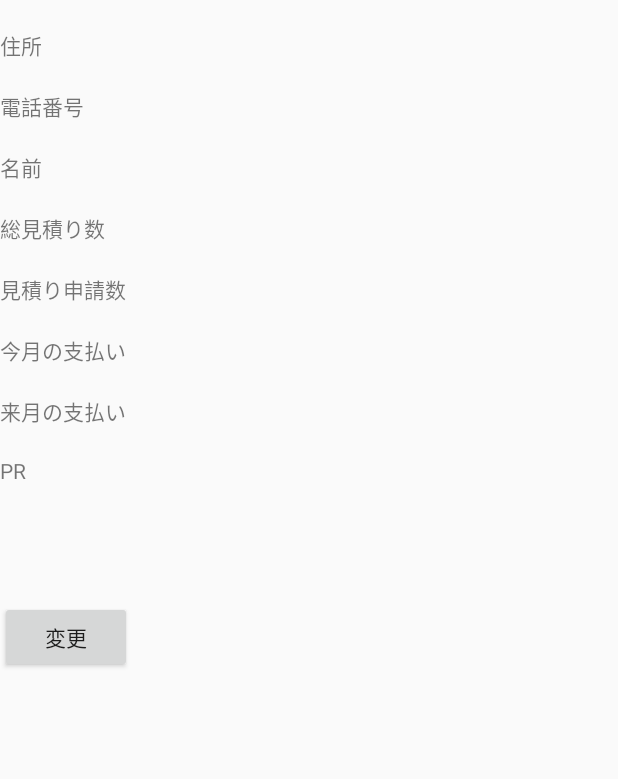
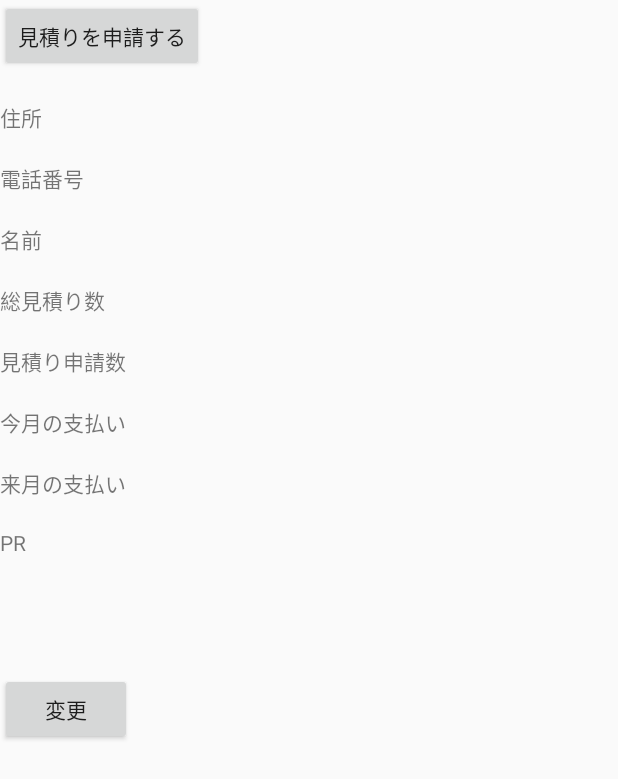
Before and after one commit to sonyanai/GoodHomes, an Android app: the layout fragment_businessaccount.xml on its own in the app's theme, with its tools: preview values and no code run, on a phone screen of 412 x 824 dp. Shown: the top 779 px of the screen. Run offline under Robolectric (Android 15) with nearby library versions, the phone set to English and light mode, and no system bars.

```diff
--- a/app/src/main/res/layout/fragment_businessaccount.xml
+++ b/app/src/main/res/layout/fragment_businessaccount.xml
@@ -12,6 +12,11 @@
             android:layout_width="wrap_content"
             android:layout_height="wrap_content"
             android:id="@+id/companyImageView"/>
+        <Button
+            android:layout_width="wrap_content"
+            android:layout_height="wrap_content"
+            android:id="@+id/estimateButton"
+            android:text="見積りを申請する"/>
         <TextView
             android:layout_width="wrap_content"
             android:layout_height="wrap_content"
```
Also changed, not shown: app/src/main/java/jp/techacademy/son/goodhomes/BusinessAccountFragment.java (+7 -3 lines).
